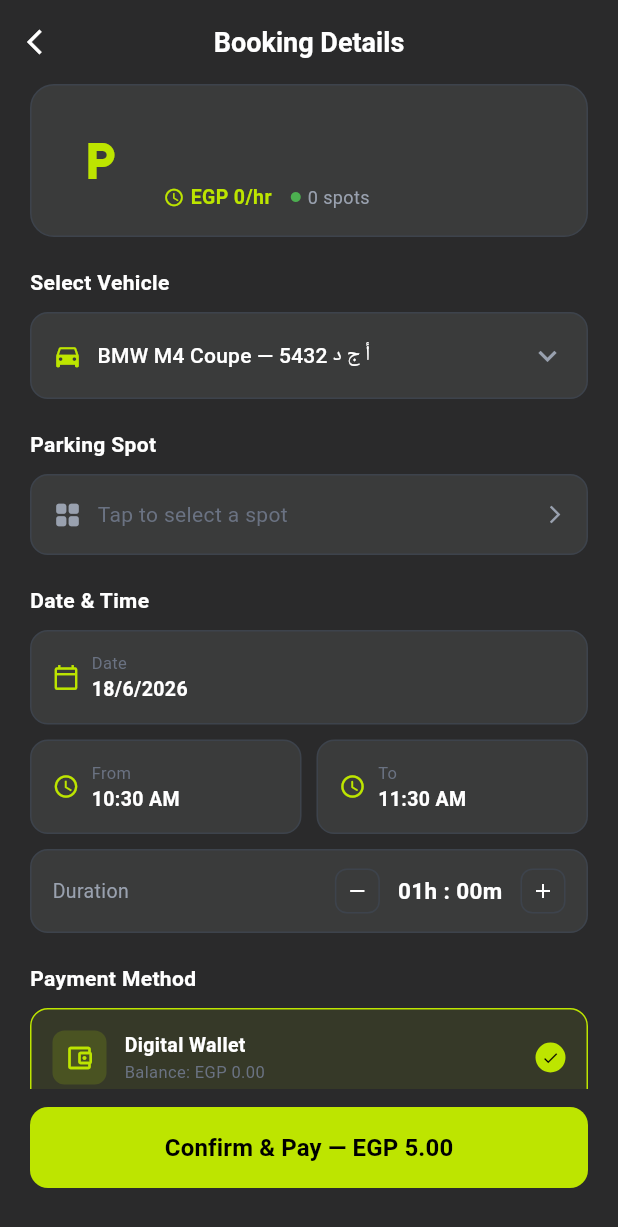
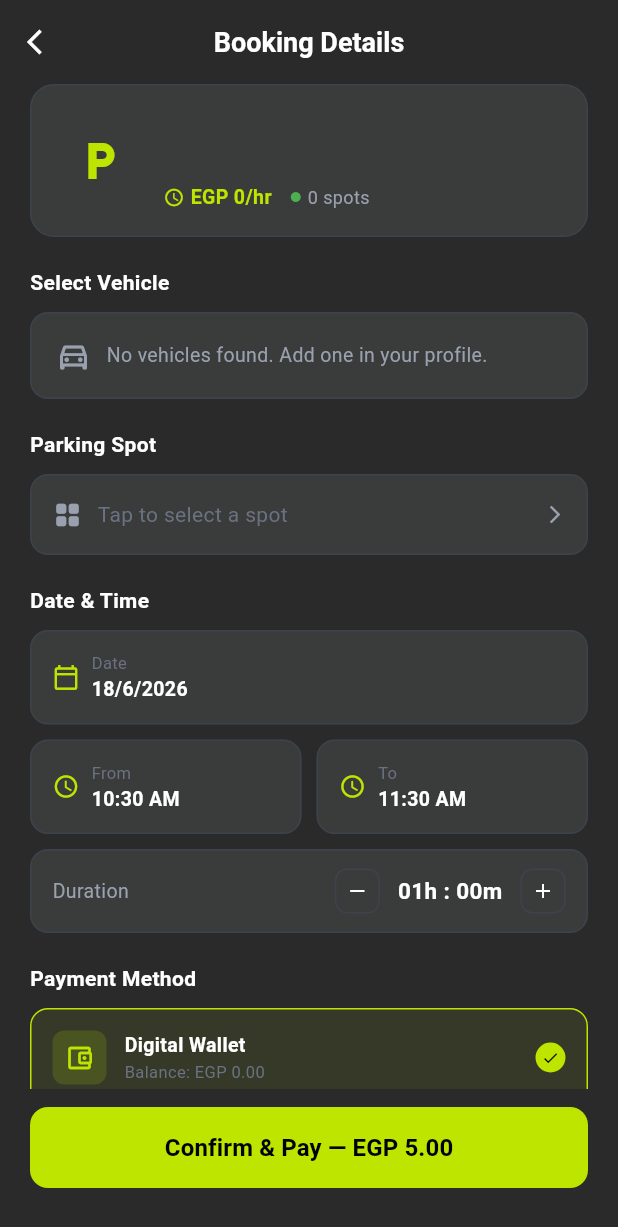
Before and after one commit to abdelrahman-abozarifa04/rakni_v2, a Flutter app: the BookingDetailsScreen screen opened directly with empty values, after a tap on the "remove" icon, on a phone screen of 412 x 824 dp. Shown: the top 1227 px of the screen. Run offline on Flutter 3.47's test engine with Material 3 defaults, Android fonts, the phone set to English and light mode, and no system bars; our stand-ins replace app_links, cloud_firestore, cloud_functions, firebase_analytics, firebase_auth, firebase_core and 10 more; missing offline and left inert: flutter_driver, flutter_polyline_points; accounts and stored records are empty; network calls fail; Roboto replaces fonts that are missing (SF Pro Display); project files that could hold a hidden picture were left out.

Commit message:
feat: implement core services, authentication screens, and configure platform-specific app icons

```diff
--- a/lib/core/services/firestore_service.dart
+++ b/lib/core/services/firestore_service.dart
@@ -179,6 +179,10 @@ class FirestoreService {
   }
 
   /// Streams vehicles for a specific user.
+  ///
+  /// IMPORTANT: emits a REAL empty list when the user has no vehicles —
+  /// never fabricate placeholder cars. An empty list is the signal the UI
+  /// uses to block booking and prompt the user to add a real vehicle.
   Stream<List<VehicleModel>> streamVehicles(String uid) {
     late final StreamController<List<VehicleModel>> controller;
     StreamSubscription? subscription;
@@ -192,21 +196,20 @@ class FirestoreService {
                 final list = snapshot.docs
                     .map((doc) => VehicleModel.fromFirestore(doc))
                     .toList();
-                if (list.isEmpty) {
-                  controller.add(_getMockVehicles());
-                } else {
-                  controller.add(list);
-                }
+                controller.add(list);
               } catch (e) {
-                controller.add(_getMockVehicles());
+                debugPrint('[FirestoreService] Error mapping streamVehicles: $e');
+                controller.add(const []);
               }
             },
             onError: (error) {
-              controller.add(_getMockVehicles());
+              debugPrint('[FirestoreService] streamVehicles onError: $error');
+              controller.add(const []);
             },
           );
         } catch (e) {
-          controller.add(_getMockVehicles());
+          debugPrint('[FirestoreService] streamVehicles onListen catch: $e');
+          controller.add(const []);
         }
       },
       onCancel: () {
@@ -215,27 +218,6 @@ class FirestoreService {
     );
 
     return controller.stream;
-  }
-
-  List<VehicleModel> _getMockVehicles() {
-    return [
-      VehicleModel(
-        id: 'mock_car_1',
-        brand: 'BMW',
-        model: 'M4 Coupe',
-        plateNumber: 'أ ج د 5432',
-        color: 'Black',
-        isDefault: true,
-      ),
-      VehicleModel(
-        id: 'mock_car_2',
-        brand: 'Mercedes',
-        model: 'C200',
-        plateNumber: 'ر ق م 9876',
-        color: 'White',
-        isDefault: false,
-      ),
-    ];
   }
 
   /// Deletes a vehicle from `users/{uid}/vehicles/{vehicleId}`.
--- a/lib/features/auth/verification_code_screen.dart
+++ b/lib/features/auth/verification_code_screen.dart
@@ -4,6 +4,8 @@ import 'package:rakni_v2/core/theme/app_colors.dart';
 import 'package:rakni_v2/features/auth/new_password_screen.dart';
 import 'package:rakni_v2/features/auth/create_account_step3_screen.dart';
 
+// NOTE: This screen and the OTP flow appear to be currently unreachable dead code,
+// as the app uses the email link authentication flow (AuthService.sendPasswordResetEmail / sendEmailVerification).
 class VerificationCodeScreen extends StatefulWidget {
   final String email;
   final OtpType type;
--- a/lib/features/booking/booking_details_screen.dart
+++ b/lib/features/booking/booking_details_screen.dart
@@ -66,8 +66,11 @@ class _BookingDetailsScreenState extends State<BookingDetailsScreen> {
       if (!mounted) return;
       setState(() {
         _vehicles = vehicles;
-        _selectedVehicle =
-            vehicles.firstWhere((v) => v.isDefault, orElse: () => vehicles.isNotEmpty ? vehicles.first : _selectedVehicle!);
+        _selectedVehicle = vehicles.isNotEmpty
+            ? (vehicles.any((v) => v.isDefault)
+                ? vehicles.firstWhere((v) => v.isDefault)
+                : vehicles.first)
+            : null;
         _walletBalance = wallet?.balance ?? 0;
         _loading = false;
       });
--- a/pubspec.yaml
+++ b/pubspec.yaml
@@ -83,7 +83,7 @@ flutter_launcher_icons:
   image_path: "assets/images/app_icon.png"
   min_sdk_android: 21
   adaptive_icon_background: "#2A2A2B"
-  adaptive_icon_foreground: "assets/images/app_icon_foreground.png"
+  adaptive_icon_foreground: "assets/images/app_icon.png"
 
 # For information on the generic Dart part of this file, see the
 # following page: https://dart.dev/tools/pub/pubspec
```
Also changed, not shown: lib/core/services/auth_service.dart (+4 -23 lines), lib/core/services/otp_service.dart (+8 -4 lines), lib/core/utils/firebase_error_mapper.dart (added, +101 -0 lines), lib/features/auth/create_account_step2_screen.dart (+57 -15 lines), lib/features/auth/create_account_step3_screen.dart (+10 -7 lines), lib/features/splash/splash_screen.dart (+6 -1 lines), assets/images/app icon.png (added), assets/images/app_icon.png (added), 44 other files.
